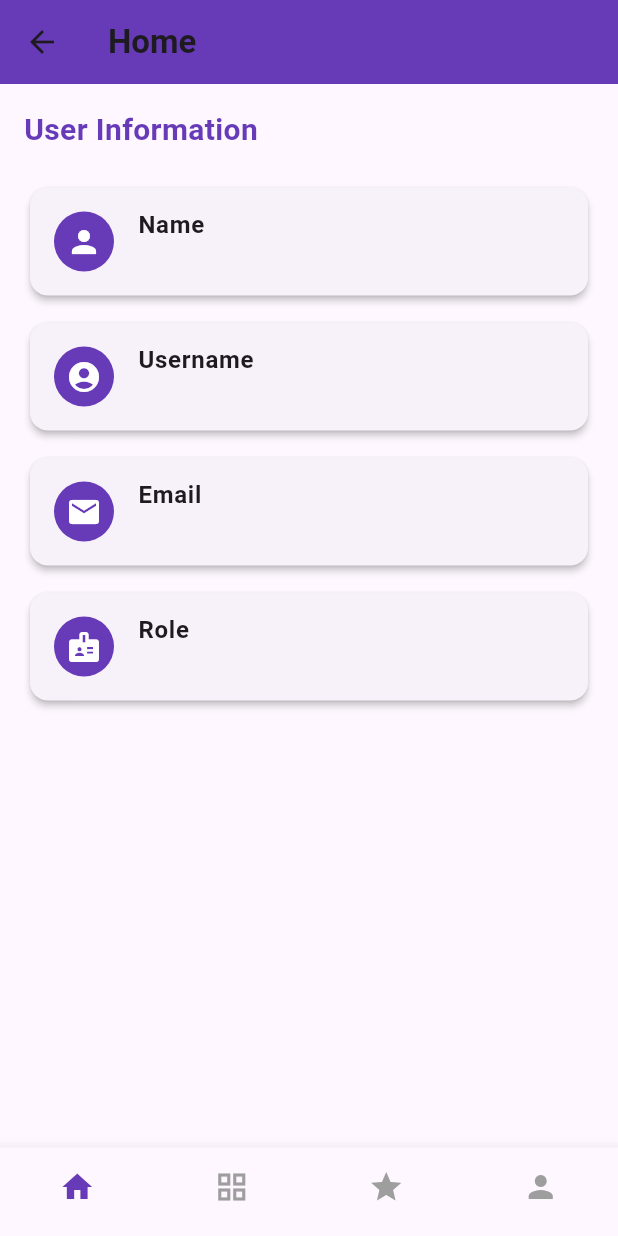
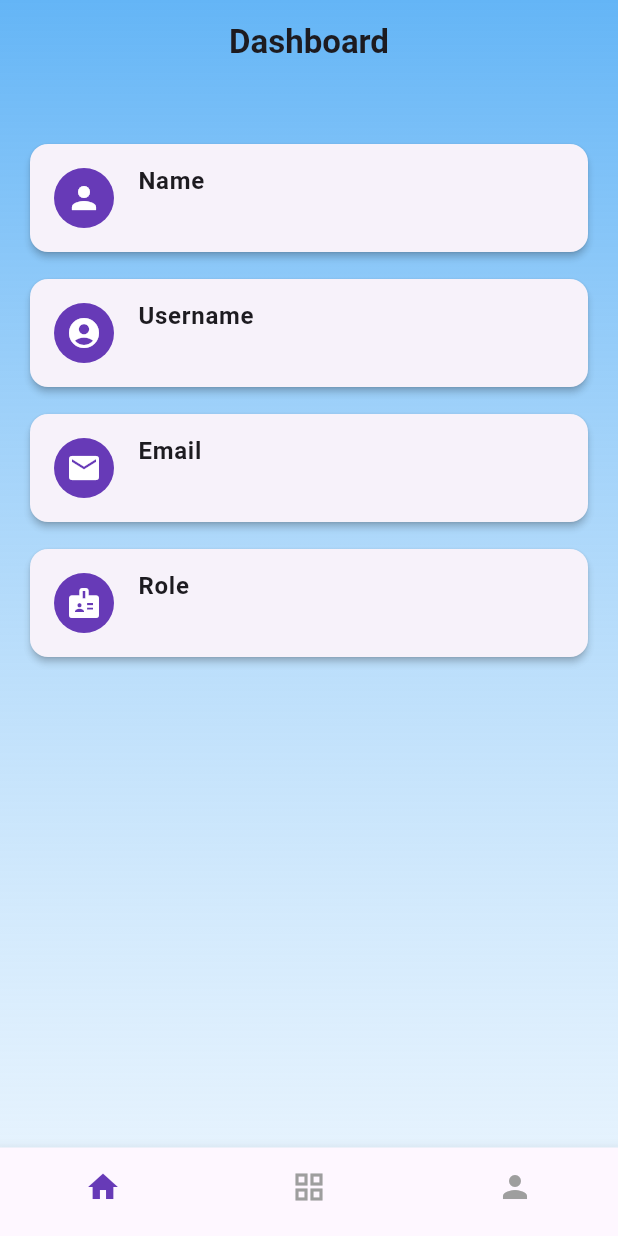
Before and after one commit to harold062/myproject, a Flutter app: the screen it shows once a user with an empty profile is signed in, on a phone screen of 412 x 824 dp. Run offline on Flutter 3.47's test engine with Material 3 defaults, Android fonts, the phone set to English and light mode, and no system bars; our stand-ins replace cloud_firestore, firebase_auth, firebase_core, firebase_database, font_awesome_flutter, google_sign_in and 1 more; accounts and stored records are empty.

Commit message:
added something

```diff
--- a/lib/main.dart
+++ b/lib/main.dart
@@ -23,7 +23,7 @@ class MyApp extends StatelessWidget {
   Widget build(BuildContext context) {
     return MaterialApp(
       debugShowCheckedModeBanner: false,
-      title: 'My Flutter Firebase App',
+      title: 'Vitawatch',
       theme: ThemeData(primarySwatch: Colors.deepPurple),
       home: StreamBuilder(
         stream: FirebaseAuth.instance.authStateChanges(),
--- a/lib/profileFeatures/settings.dart
+++ b/lib/profileFeatures/settings.dart
@@ -3,8 +3,6 @@ import 'package:cloud_firestore/cloud_firestore.dart';
 import 'package:firebase_auth/firebase_auth.dart';
 import 'package:myproject/screens/profile.dart';
 import 'package:myproject/settingFeatures/changePassword.dart';
-import 'package:myproject/settingFeatures/emergencyContact.dart'
-    as emergencyContact;
 import 'package:myproject/settingFeatures/helpSupport.dart';
 import 'package:myproject/settingFeatures/language.dart';
 import 'package:myproject/settingFeatures/privacyPolicy.dart';
@@ -133,20 +131,6 @@ class _SettingsState extends State<Settings> {
                       );
                     },
                   ),
-                  buildSettingsTile(
-                    icon: Icons.contacts,
-                    title: 'Emergency Contacts',
-                    onTap: () {
-                      Navigator.pushReplacement(
-                        context,
-                        MaterialPageRoute(
-                          builder:
-                              (_) => emergencyContact.EmergencyContactsScreen(),
-                        ),
-                      );
-                    },
-                  ),
-
                   // Notifications
                   const ListTile(
                     title: Text(
--- a/lib/screens/home.dart
+++ b/lib/screens/home.dart
@@ -2,8 +2,7 @@ import 'package:flutter/material.dart';
 import 'package:cloud_firestore/cloud_firestore.dart';
 import 'package:firebase_auth/firebase_auth.dart';
 import 'package:myproject/screens/profile.dart';
-import 'package:myproject/settingFeatures/emergencyContact.dart'
-    as emergency; // Alias for EmergencyContactsScreen
+import 'package:myproject/screens/emergencyContact.dart' as emergency;
 
 class HomeScreen extends StatefulWidget {
   const HomeScreen({super.key});
@@ -19,7 +18,6 @@ class _HomeScreenState extends State<HomeScreen> {
   String? userId;
   Map<String, dynamic>? userData;
   bool _isLoading = true;
-  bool _isSelected = false;
   int _currentIndex = 0; // Default to "Home" tab
 
   @override
@@ -70,9 +68,6 @@ class _HomeScreenState extends State<HomeScreen> {
         );
         break;
       case 2:
-        // Navigate to Favorites/Starred Screen
-        break;
-      case 3:
         // Navigate to Profile Screen
         Navigator.push(
           context,
@@ -84,19 +79,23 @@ class _HomeScreenState extends State<HomeScreen> {
 
   @override
   Widget build(BuildContext context) {
-    return Scaffold(
+    return Container(
+      decoration: BoxDecoration(
+        gradient: LinearGradient(
+          colors: [Colors.blue.shade300, Colors.blue.shade100.withOpacity(0.3)],
+          begin: Alignment.topCenter,
+          end: Alignment.bottomCenter,
+        ),
+      ),
+      child: Scaffold(
+        backgroundColor: Colors.transparent,
         appBar: AppBar(
           title: const Text(
-          'Home',
+            'Dashboard',
             style: TextStyle(fontWeight: FontWeight.bold),
           ),
-        backgroundColor: Colors.deepPurple,
-        leading: IconButton(
-          icon: const Icon(Icons.arrow_back),
-          onPressed: () {
-            Navigator.pop(context); // Navigate back to the previous screen
-          },
-        ),
+          centerTitle: true,
+          backgroundColor: Colors.transparent,
         ),
         body:
             _isLoading
@@ -113,14 +112,6 @@ class _HomeScreenState extends State<HomeScreen> {
                   child: Column(
                     crossAxisAlignment: CrossAxisAlignment.start,
                     children: [
-                    const Text(
-                      'User Information',
-                      style: TextStyle(
-                        fontSize: 20,
-                        fontWeight: FontWeight.bold,
-                        color: Colors.deepPurple,
-                      ),
-                    ),
                       const SizedBox(height: 20),
                       _buildInfoCard(
                         icon: Icons.person,
@@ -152,11 +143,10 @@ class _HomeScreenState extends State<HomeScreen> {
           currentIndex: _currentIndex,
           onTap: _onTabTapped,
           type: BottomNavigationBarType.fixed,
-        selectedItemColor:
-            Colors.deepPurple, // Highlighted color for selected icon
-        unselectedItemColor: Colors.grey, // Color for unselected icons
-        showSelectedLabels: false, // Hide labels
-        showUnselectedLabels: false, // Hide labels
+          selectedItemColor: Colors.deepPurple,
+          unselectedItemColor: Colors.grey,
+          showSelectedLabels: false,
+          showUnselectedLabels: false,
           items: const [
             BottomNavigationBarItem(
               icon: Icon(Icons.home),
@@ -167,14 +157,11 @@ class _HomeScreenState extends State<HomeScreen> {
               label: '', // No label
             ),
             BottomNavigationBarItem(
-            icon: Icon(Icons.star),
-            label: '', // No label
-          ),
-          BottomNavigationBarItem(
               icon: Icon(Icons.person),
               label: '', // No label
             ),
           ],
+        ),
       ),
     );
   }
```
Also changed, not shown: lib/screens/emergencyContact.dart (renamed from lib/settingFeatures/emergencyContact.dart), 2 other files. Lines whose indentation alone changed are shown as unchanged.
